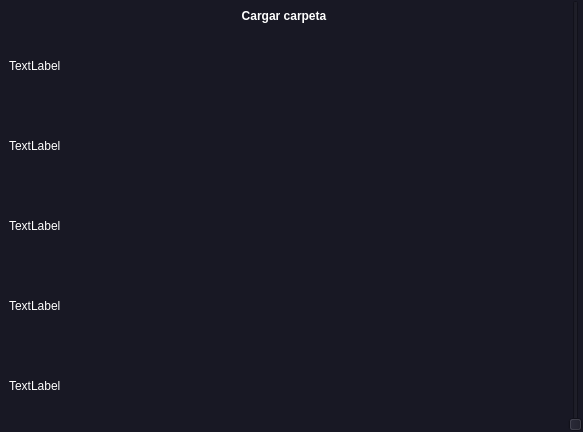
Above: content/dicom_interfaz.ui from NicolasUdea/Info2_Taller4 before the change. Below: the same form after it.
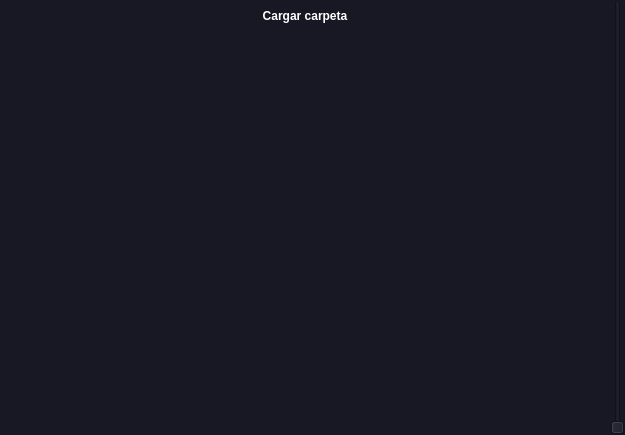
That is the form after the change.

Commit message: falta poner bien los labels

Patch:
```diff
--- a/content/dicom_interfaz.ui
+++ b/content/dicom_interfaz.ui
@@ -6,8 +6,8 @@
    <rect>
     <x>0</x>
     <y>0</y>
-    <width>583</width>
-    <height>432</height>
+    <width>625</width>
+    <height>435</height>
    </rect>
   </property>
   <property name="windowTitle">
@@ -63,17 +63,23 @@
           <string notr="true">color: rgb(255, 255, 255);</string>
          </property>
          <property name="text">
-          <string>TextLabel</string>
+          <string/>
          </property>
         </widget>
        </item>
        <item>
         <widget class="QLabel" name="label_2">
+         <property name="maximumSize">
+          <size>
+           <width>16777215</width>
+           <height>16777215</height>
+          </size>
+         </property>
          <property name="styleSheet">
           <string notr="true">color: rgb(255, 255, 255);</string>
          </property>
          <property name="text">
-          <string>TextLabel</string>
+          <string/>
          </property>
         </widget>
        </item>
@@ -83,7 +89,7 @@
           <string notr="true">color: rgb(255, 255, 255);</string>
          </property>
          <property name="text">
-          <string>TextLabel</string>
+          <string/>
          </property>
         </widget>
        </item>
@@ -93,7 +99,7 @@
           <string notr="true">color: rgb(255, 255, 255);</string>
          </property>
          <property name="text">
-          <string>TextLabel</string>
+          <string/>
          </property>
         </widget>
        </item>
@@ -103,7 +109,7 @@
           <string notr="true">color: rgb(255, 255, 255);</string>
          </property>
          <property name="text">
-          <string>TextLabel</string>
+          <string/>
          </property>
         </widget>
        </item>
```
The commit also changes 4 other files.
